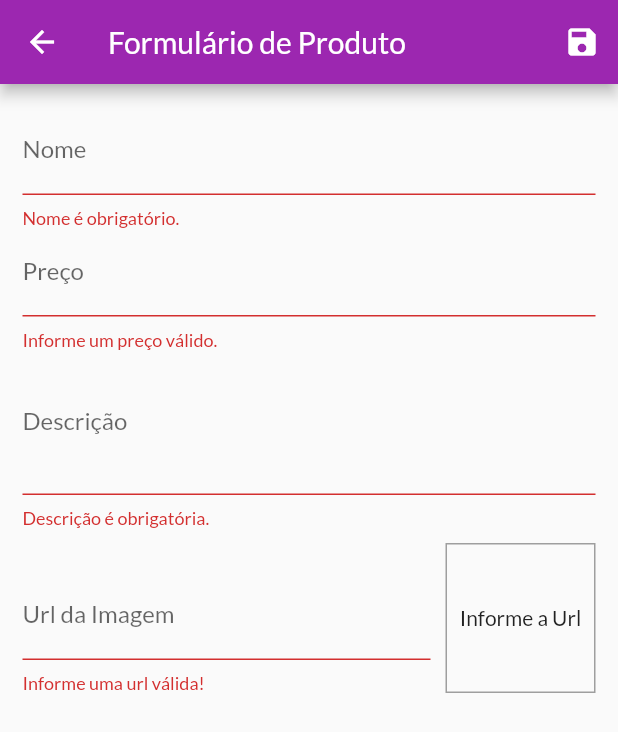
After one commit to lucas-salles/flutter-examples, a Flutter app: the ProductFormPage screen opened by its route, after a tap on the "save" icon, on a phone screen of 412 x 824 dp. The commit adds this screen. Shown: the top 732 px of the screen. Run offline on Flutter 3.47's test engine with Material 2 defaults, Android fonts, the phone set to English and light mode, and no system bars; our stand-ins replace flutter_mobx, google_maps_flutter, image_picker, location, mobx, sqflite; accounts and stored records are empty; generated files the repository leaves out were written again; network calls fail; statements that could not run were skipped.

Commit message:
Shop app: trabalhando com formulários

```diff
--- a/shop/lib/components/product_grid.dart
+++ b/shop/lib/components/product_grid.dart
@@ -1,6 +1,6 @@
 import 'package:flutter/material.dart';
 import 'package:provider/provider.dart';
-import 'package:shop/components/product_item.dart';
+import 'package:shop/components/product_grid_item.dart';
 import 'package:shop/models/product.dart';
 import 'package:shop/models/product_list.dart';
 
@@ -21,7 +21,7 @@ class ProductGrid extends StatelessWidget {
       itemCount: loadedProducts.length,
       itemBuilder: (context, index) => ChangeNotifierProvider.value(
         value: loadedProducts[index],
-        child: const ProductItem(),
+        child: const ProductGridItem(),
       ),
       gridDelegate: const SliverGridDelegateWithFixedCrossAxisCount(
         crossAxisCount: 2,
--- a/shop/lib/main.dart
+++ b/shop/lib/main.dart
@@ -5,8 +5,10 @@ import 'package:shop/models/order_list.dart';
 import 'package:shop/pages/cart_page.dart';
 import 'package:shop/pages/orders_page.dart';
 import 'package:shop/pages/product_detail_page.dart';
+import 'package:shop/pages/product_form_page.dart';
 import 'package:shop/pages/products_overview_page.dart';
 import 'package:shop/models/product_list.dart';
+import 'package:shop/pages/products_page.dart';
 import 'package:shop/utils/app_routes.dart';
 
 void main() {
@@ -49,6 +51,8 @@ class MyApp extends StatelessWidget {
           AppRoutes.PRODUCT_DETAIL: (context) => const ProductDetailPage(),
           AppRoutes.CART: (context) => const CartPage(),
           AppRoutes.ORDERS: (context) => const OrdersPage(),
+          AppRoutes.PRODUCTS: (context) => const ProductsPage(),
+          AppRoutes.PRODUCT_FORM: (context) => const ProductFormPage(),
         },
       ),
     );
--- /dev/null
+++ b/shop/lib/pages/product_form_page.dart
@@ -0,0 +1,226 @@
+import 'package:flutter/material.dart';
+import 'package:provider/provider.dart';
+import 'package:shop/models/product.dart';
+import 'package:shop/models/product_list.dart';
+
+class ProductFormPage extends StatefulWidget {
+  const ProductFormPage({Key? key}) : super(key: key);
+
+  @override
+  _ProductFormPageState createState() => _ProductFormPageState();
+}
+
+class _ProductFormPageState extends State<ProductFormPage> {
+  final _priceFocus = FocusNode();
+  final _descriptionFocus = FocusNode();
+  final _imageUrlFocus = FocusNode();
+
+  final _imageUrlController = TextEditingController();
+
+  final _formKey = GlobalKey<FormState>();
+  final _formData = <String, Object>{};
+
+  @override
+  void initState() {
+    super.initState();
+    _imageUrlFocus.addListener(updateImage);
+  }
+
+  @override
+  void didChangeDependencies() {
+    super.didChangeDependencies();
+
+    if (_formData.isEmpty) {
+      final arguments = ModalRoute.of(context)?.settings.arguments;
+
+      if (arguments != null) {
+        final product = arguments as Product;
+        _formData["id"] = product.id;
+        _formData["name"] = product.name;
+        _formData["price"] = product.price;
+        _formData["description"] = product.description;
+        _formData["imageUrl"] = product.imageUrl;
+
+        _imageUrlController.text = product.imageUrl;
+      }
+    }
+  }
+
+  @override
+  void dispose() {
+    _priceFocus.dispose();
+    _descriptionFocus.dispose();
+    _imageUrlFocus.removeListener(updateImage);
+    _imageUrlFocus.dispose();
+    super.dispose();
+  }
+
+  void updateImage() {
+    setState(() {});
+  }
+
+  bool isValidImageUrl(String url) {
+    bool isValidUrl = Uri.tryParse(url)?.hasAbsolutePath ?? false;
+    bool endsWithFile = url.toLowerCase().endsWith(".png") ||
+        url.toLowerCase().endsWith(".jpg") ||
+        url.toLowerCase().endsWith(".jpeg");
+    return isValidUrl && endsWithFile;
+  }
+
+  void _submitForm() {
+    final isValid = _formKey.currentState?.validate() ?? false;
+
+    if (!isValid) {
+      return;
+    }
+
+    _formKey.currentState?.save();
+
+    Provider.of<ProductList>(
+      context,
+      listen: false,
+    ).saveProduct(_formData);
+
+    Navigator.of(context).pop();
+  }
+
+  @override
+  Widget build(BuildContext context) {
+    return Scaffold(
+      appBar: AppBar(
+        title: const Text("Formulário de Produto"),
+        actions: [
+          IconButton(
+            onPressed: _submitForm,
+            icon: const Icon(Icons.save),
+          ),
+        ],
+      ),
+      body: Padding(
+        padding: const EdgeInsets.all(15),
+        child: Form(
+          key: _formKey,
+          child: ListView(
+            children: [
+              TextFormField(
+                initialValue: _formData["name"]?.toString(),
+                decoration: const InputDecoration(labelText: "Nome"),
+                textInputAction: TextInputAction.next,
+                onFieldSubmitted: (_) {
+                  FocusScope.of(context).requestFocus(_priceFocus);
+                },
+                onSaved: (name) => _formData["name"] = name ?? "",
+                validator: (_name) {
+                  final name = _name ?? "";
+
+                  if (name.trim().isEmpty) {
+                    return "Nome é obrigatório.";
+                  }
+
+                  if (name.trim().length < 3) {
+                    return "Nome precisa de no mínimo de 3 letras.";
+                  }
+
+                  return null;
+                },
+              ),
+              TextFormField(
+                initialValue: _formData["price"]?.toString(),
+                decoration: const InputDecoration(labelText: "Preço"),
+                textInputAction: TextInputAction.next,
+                focusNode: _priceFocus,
+                keyboardType: const TextInputType.numberWithOptions(
+                  decimal: true,
+                ),
+                onFieldSubmitted: (_) {
+                  FocusScope.of(context).requestFocus(_descriptionFocus);
+                },
+                onSaved: (price) =>
+                    _formData["price"] = double.parse(price ?? "0"),
+                validator: (_price) {
+                  final priceString = _price ?? "";
+                  final price = double.tryParse(priceString) ?? -1;
+
+                  if (price <= 0) {
+                    return "Informe um preço válido.";
+                  }
+
+                  return null;
+                },
+              ),
+              TextFormField(
+                initialValue: _formData["description"]?.toString(),
+                decoration: const InputDecoration(labelText: "Descrição"),
+                focusNode: _descriptionFocus,
+                keyboardType: TextInputType.multiline,
+                maxLines: 3,
+                onSaved: (description) =>
+                    _formData["description"] = description ?? "",
+                validator: (_description) {
+                  final description = _description ?? "";
+
+                  if (description.trim().isEmpty) {
+                    return "Descrição é obrigatória.";
+                  }
+
+                  if (description.trim().length < 10) {
+                    return "Descrição precisa de no mínimo de 10 letras.";
+                  }
+
+                  return null;
+                },
+              ),
+              Row(
+                crossAxisAlignment: CrossAxisAlignment.end,
+                children: [
+                  Expanded(
+                    child: TextFormField(
+                      decoration:
+                          const InputDecoration(labelText: "Url da Imagem"),
+                      focusNode: _imageUrlFocus,
+                      keyboardType: TextInputType.url,
+                      textInputAction: TextInputAction.done,
+                      controller: _imageUrlController,
+                      onFieldSubmitted: (_) => _submitForm(),
+                      onSaved: (imageUrl) =>
+                          _formData["imageUrl"] = imageUrl ?? "",
+                      validator: (_imageUrl) {
+                        final imageUrl = _imageUrl ?? "";
+                        if (!isValidImageUrl(imageUrl)) {
+                          return "Informe uma url válida!";
+                        }
+
+                        return null;
+                      },
+                    ),
+                  ),
+                  Container(
+                    height: 100,
+                    width: 100,
+                    margin: const EdgeInsets.only(
+                      top: 10,
+                      left: 10,
+                    ),
+                    decoration: BoxDecoration(
+                      border: Border.all(
+                        color: Colors.grey,
+                        width: 1,
+                      ),
+                    ),
+                    alignment: Alignment.center,
+                    child: _imageUrlController.text.isEmpty
+                        ? const Text("Informe a Url")
+                        : FittedBox(
+                            child: Image.network(_imageUrlController.text),
+                            fit: BoxFit.cover,
+                          ),
+                  )
+                ],
+              ),
+            ],
+          ),
+        ),
+      ),
+    );
+  }
+}
--- a/shop/lib/utils/app_routes.dart
+++ b/shop/lib/utils/app_routes.dart
@@ -3,4 +3,6 @@ class AppRoutes {
   static const PRODUCT_DETAIL = '/product-detail';
   static const CART = '/cart';
   static const ORDERS = '/orders';
+  static const PRODUCTS = '/products';
+  static const PRODUCT_FORM = '/product-form';
 }
```
Also changed, not shown: shop/lib/components/app_drawer.dart (+8 -0 lines), shop/lib/components/cart_item.dart (+23 -0 lines), shop/lib/components/order.dart (+0 -12 lines), shop/lib/components/product_grid_item.dart (added, +69 -0 lines), shop/lib/components/product_item.dart (+42 -31 lines), shop/lib/models/cart.dart (+22 -0 lines), shop/lib/models/product_list.dart (+40 -0 lines), shop/lib/pages/products_page.dart (added, +42 -0 lines).
